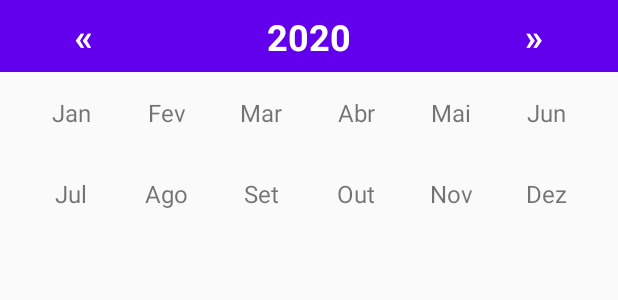
After one commit to emersonfiwre/FinanceCasaDeDeus, an Android app: the layout dialog_month_picker.xml on its own in the app's theme, with its tools: preview values and no code run, on a phone screen of 412 x 824 dp. The commit adds this screen. Shown: the top 300 px of the screen. Run offline under Robolectric (Android 15) with nearby library versions, the light colour scheme and no system bars.

Commit message:
Foi feita a dialog para selecionar os meses e anos, e teste com firestore para trazer de acordo com a data.

```diff
--- a/app/build.gradle
+++ b/app/build.gradle
@@ -28,6 +28,7 @@ android {
 }
 
 dependencies {
+
     //Currency-Edittext
     implementation 'me.abhinay.input:currency-edittext:1.1'
 
--- /dev/null
+++ b/app/src/main/res/layout/dialog_month_picker.xml
@@ -0,0 +1,201 @@
+<?xml version="1.0" encoding="utf-8"?>
+<androidx.constraintlayout.widget.ConstraintLayout xmlns:android="http://schemas.android.com/apk/res/android"
+    xmlns:app="http://schemas.android.com/apk/res-auto"
+    android:layout_width="match_parent"
+    android:layout_height="wrap_content">
+
+    <androidx.constraintlayout.widget.ConstraintLayout
+        android:id="@+id/header_year"
+        android:layout_width="0dp"
+        android:layout_height="48dp"
+        android:background="@color/colorAccent"
+        android:orientation="horizontal"
+        app:layout_constraintHorizontal_chainStyle="spread"
+        app:layout_constraintLeft_toLeftOf="parent"
+        app:layout_constraintRight_toRightOf="parent"
+        app:layout_constraintTop_toTopOf="parent">
+
+        <TextView
+            android:id="@+id/txt_previous_year"
+            android:layout_width="48dp"
+            android:layout_height="match_parent"
+            android:layout_marginStart="32dp"
+            android:layout_marginLeft="32dp"
+            android:gravity="center"
+            android:text="«"
+            android:textColor="@color/white"
+            android:textSize="24sp"
+            android:textStyle="bold"
+            app:layout_constraintBottom_toBottomOf="parent"
+            app:layout_constraintHorizontal_chainStyle="spread"
+            app:layout_constraintLeft_toLeftOf="parent"
+            app:layout_constraintTop_toTopOf="parent" />
+
+        <TextView
+            android:id="@+id/txt_year"
+            android:layout_width="wrap_content"
+            android:layout_height="wrap_content"
+            android:text="2020"
+            android:textColor="@color/white"
+            android:textSize="24sp"
+            android:textStyle="bold"
+            app:layout_constraintBottom_toBottomOf="parent"
+            app:layout_constraintHorizontal_chainStyle="spread"
+            app:layout_constraintLeft_toLeftOf="@id/txt_previous_year"
+            app:layout_constraintRight_toRightOf="@id/txt_next_year"
+            app:layout_constraintTop_toTopOf="parent" />
+
+        <TextView
+            android:id="@+id/txt_next_year"
+            android:layout_width="48dp"
+            android:layout_height="match_parent"
+            android:layout_gravity="center"
+            android:layout_marginEnd="32dp"
+            android:layout_marginRight="32dp"
+            android:gravity="center"
+            android:text="»"
+            android:textColor="@color/white"
+            android:textSize="24sp"
+            android:textStyle="bold"
+            app:layout_constraintBottom_toBottomOf="parent"
+            app:layout_constraintHorizontal_chainStyle="packed"
+            app:layout_constraintRight_toRightOf="parent"
+            app:layout_constraintTop_toTopOf="parent" />
+
+    </androidx.constraintlayout.widget.ConstraintLayout>
+
+    <LinearLayout
+        android:layout_width="0dp"
+        android:layout_height="wrap_content"
+        android:orientation="vertical"
+        app:layout_constraintBottom_toBottomOf="parent"
+        app:layout_constraintLeft_toLeftOf="parent"
+        app:layout_constraintRight_toRightOf="parent"
+        app:layout_constraintTop_toBottomOf="@id/header_year">
+
+        <LinearLayout
+            android:layout_width="match_parent"
+            android:layout_height="0dp"
+            android:layout_weight="1"
+            android:orientation="horizontal"
+            android:padding="16dp">
+
+            <TextView
+                android:id="@+id/txt_month1"
+                android:layout_width="0dp"
+                android:layout_height="wrap_content"
+                android:layout_weight="1"
+                android:gravity="center_horizontal"
+                android:text="Jan"
+                android:textSize="16sp" />
+
+            <TextView
+                android:id="@+id/txt_month2"
+                android:layout_width="0dp"
+                android:layout_height="wrap_content"
+                android:layout_weight="1"
+                android:gravity="center_horizontal"
+                android:text="Fev"
+                android:textSize="16sp" />
+
+            <TextView
+                android:id="@+id/txt_month3"
+                android:layout_width="0dp"
+                android:layout_height="wrap_content"
+                android:layout_weight="1"
+                android:gravity="center_horizontal"
+                android:text="Mar"
+                android:textSize="16sp" />
+
+            <TextView
+                android:id="@+id/txt_month4"
+                android:layout_width="0dp"
+                android:layout_height="wrap_content"
+                android:layout_weight="1"
+                android:gravity="center_horizontal"
+                android:text="Abr"
+                android:textSize="16sp" />
+
+            <TextView
+                android:id="@+id/txt_month5"
+                android:layout_width="0dp"
+                android:layout_height="wrap_content"
+                android:layout_weight="1"
+                android:gravity="center_horizontal"
+                android:text="Mai"
+                android:textSize="16sp" />
+
+            <TextView
+                android:id="@+id/txt_month6"
+                android:layout_width="0dp"
+                android:layout_height="wrap_content"
+                android:layout_weight="1"
+                android:gravity="center_horizontal"
+                android:text="Jun"
+                android:textSize="16sp" />
+        </LinearLayout>
+
+        <LinearLayout
+            android:layout_width="match_parent"
+            android:layout_height="0dp"
+            android:layout_weight="1"
+            android:orientation="horizontal"
+            android:padding="16dp">
+
+            <TextView
+                android:id="@+id/txt_month7"
+                android:layout_width="0dp"
+                android:layout_height="wrap_content"
+                android:layout_weight="1"
+                android:gravity="center_horizontal"
+                android:text="Jul"
+                android:textSize="16sp" />
+
+            <TextView
+                android:id="@+id/txt_month8"
+                android:layout_width="0dp"
+                android:layout_height="wrap_content"
+                android:layout_weight="1"
+                android:gravity="center_horizontal"
+                android:text="Ago"
+                android:textSize="16sp" />
+
+            <TextView
+                android:id="@+id/txt_month9"
+                android:layout_width="0dp"
+                android:layout_height="wrap_content"
+                android:layout_weight="1"
+                android:gravity="center_horizontal"
+                android:text="Set"
+                android:textSize="16sp" />
+
+            <TextView
+                android:id="@+id/txt_month10"
+                android:layout_width="0dp"
+                android:layout_height="wrap_content"
+                android:layout_weight="1"
+                android:gravity="center_horizontal"
+                android:text="Out"
+                android:textSize="16sp" />
+
+            <TextView
+                android:id="@+id/txt_month11"
+                android:layout_width="0dp"
+                android:layout_height="wrap_content"
+                android:layout_weight="1"
+                android:gravity="center_horizontal"
+                android:text="Nov"
+                android:textSize="16sp" />
+
+            <TextView
+                android:id="@+id/txt_month12"
+                android:layout_width="0dp"
+                android:layout_height="wrap_content"
+                android:layout_weight="1"
+                android:gravity="center_horizontal"
+                android:text="Dez"
+                android:textSize="16sp" />
+
+        </LinearLayout>
+    </LinearLayout>
+</androidx.constraintlayout.widget.ConstraintLayout>
--- a/app/src/main/res/values/styles.xml
+++ b/app/src/main/res/values/styles.xml
@@ -18,6 +18,7 @@
         <item name="android:windowFullscreen">true</item>-->
     </style>
 
+    <!--Esse estilo não está sendo usado, ele é usado pela MonthYearPickerDialog(que já está fora de uso) -->
     <style name="AlertDialogStyle" parent="Theme.AppCompat.Light.Dialog.Alert">
         <item name="android:textColor">@color/textColor</item>
         // you can change the color of the yearPiker dialog
--- a/build.gradle
+++ b/build.gradle
@@ -22,6 +22,7 @@ allprojects {
     repositories {
         google()
         jcenter()
+
     }
 }
 
```
Also changed, not shown: app/src/main/java/br/com/casadedeus/service/repository/TransactionRepository.kt (+14 -0 lines), app/src/main/java/br/com/casadedeus/view/MonthPickerDialog.kt (added, +120 -0 lines), app/src/main/java/br/com/casadedeus/view/TransactionFragment.kt (+25 -4 lines).
